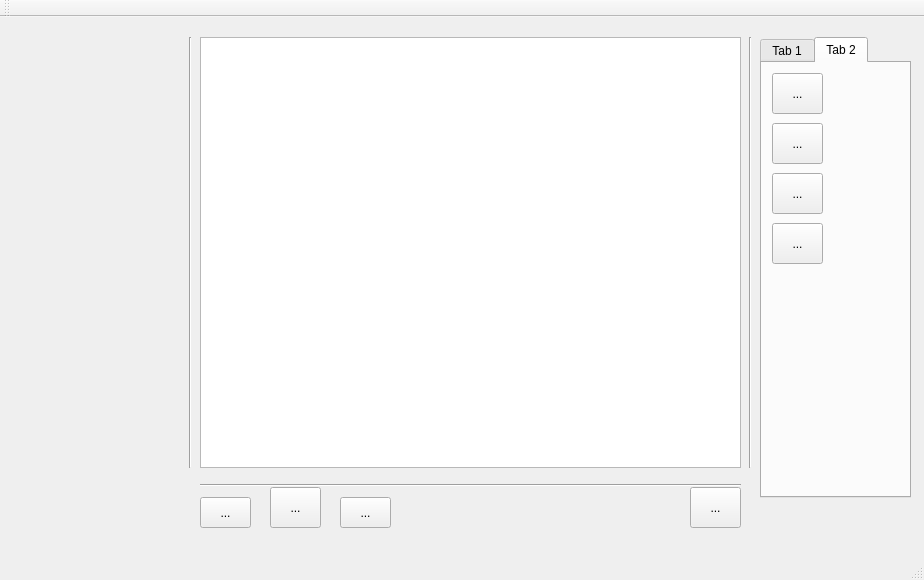
The window that Sprite_Editor_Extreme/mainwindow.ui (jokthefoo/Sprite-Editor) describes before a commit, drawn with Qt 5.
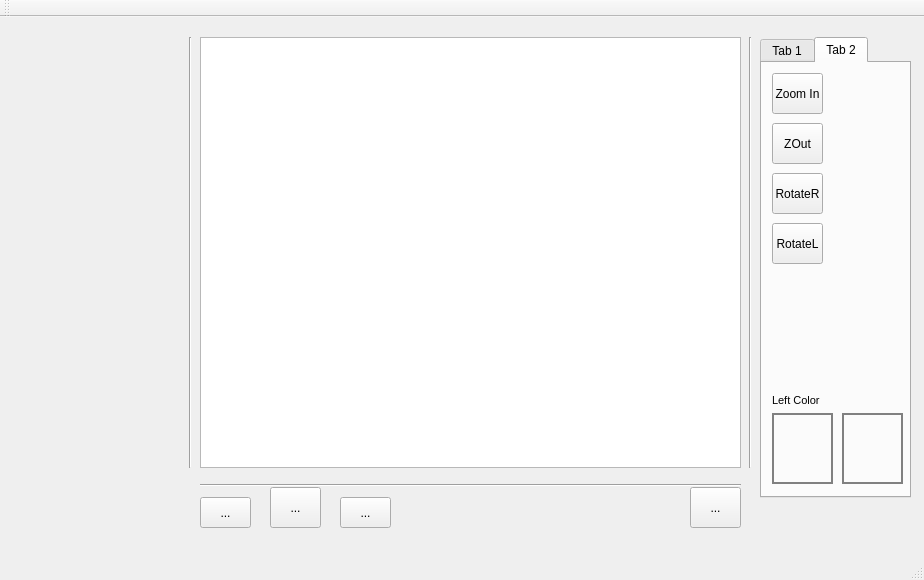
The same window after the commit. The open tabs and pages were chosen to show the change. Custom widgets are drawn as their Qt base class.

Commit message: added color picker

```diff
--- a/Sprite_Editor_Extreme/mainwindow.ui
+++ b/Sprite_Editor_Extreme/mainwindow.ui
@@ -198,7 +198,7 @@
        </rect>
       </property>
       <property name="text">
-       <string>...</string>
+       <string>RotateL</string>
       </property>
      </widget>
      <widget class="QToolButton" name="zoom_Out_Button">
@@ -211,7 +211,7 @@
        </rect>
       </property>
       <property name="text">
-       <string>...</string>
+       <string>ZOut</string>
       </property>
      </widget>
      <widget class="QToolButton" name="rotate_Right_Button">
@@ -224,7 +224,7 @@
        </rect>
       </property>
       <property name="text">
-       <string>...</string>
+       <string>RotateR</string>
       </property>
      </widget>
      <widget class="QToolButton" name="zoom_In_Button">
@@ -237,7 +237,63 @@
        </rect>
       </property>
       <property name="text">
-       <string>...</string>
+       <string>Zoom In</string>
+      </property>
+     </widget>
+     <widget class="ColorBox" name="leftColor">
+      <property name="geometry">
+       <rect>
+        <x>10</x>
+        <y>350</y>
+        <width>61</width>
+        <height>71</height>
+       </rect>
+      </property>
+      <property name="autoFillBackground">
+       <bool>false</bool>
+      </property>
+      <property name="styleSheet">
+       <string notr="true">border: 2px solid grey</string>
+      </property>
+      <property name="text">
+       <string/>
+      </property>
+     </widget>
+     <widget class="ColorBox" name="leftColor_2">
+      <property name="geometry">
+       <rect>
+        <x>80</x>
+        <y>350</y>
+        <width>61</width>
+        <height>71</height>
+       </rect>
+      </property>
+      <property name="autoFillBackground">
+       <bool>false</bool>
+      </property>
+      <property name="styleSheet">
+       <string notr="true">border: 2px solid grey</string>
+      </property>
+      <property name="text">
+       <string/>
+      </property>
+     </widget>
+     <widget class="QLabel" name="label">
+      <property name="geometry">
+       <rect>
+        <x>10</x>
+        <y>330</y>
+        <width>59</width>
+        <height>14</height>
+       </rect>
+      </property>
+      <property name="font">
+       <font>
+        <pointsize>8</pointsize>
+       </font>
+      </property>
+      <property name="text">
+       <string>Left Color</string>
       </property>
      </widget>
     </widget>
@@ -264,6 +320,13 @@
   <widget class="QStatusBar" name="statusBar"/>
  </widget>
  <layoutdefault spacing="6" margin="11"/>
+ <customwidgets>
+  <customwidget>
+   <class>ColorBox</class>
+   <extends>QLabel</extends>
+   <header>colorbox.h</header>
+  </customwidget>
+ </customwidgets>
  <resources/>
  <connections/>
 </ui>
```
Left out of the diff: 12 changed lines with no effect on the pictures. The commit also changes 33 other files.
